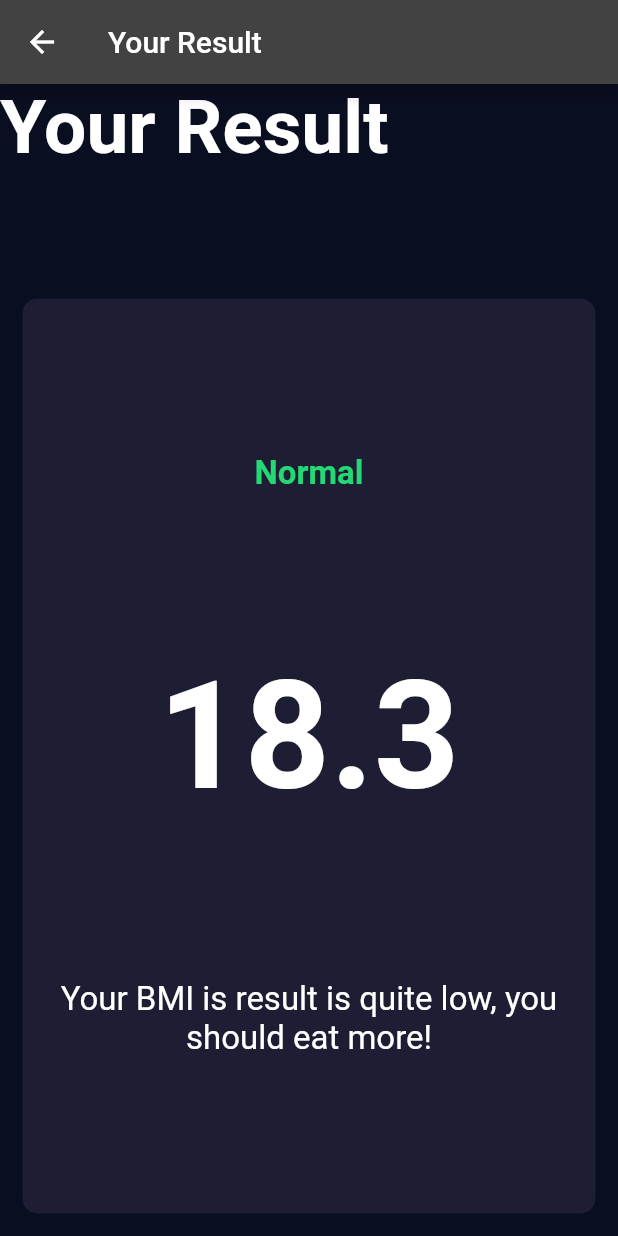
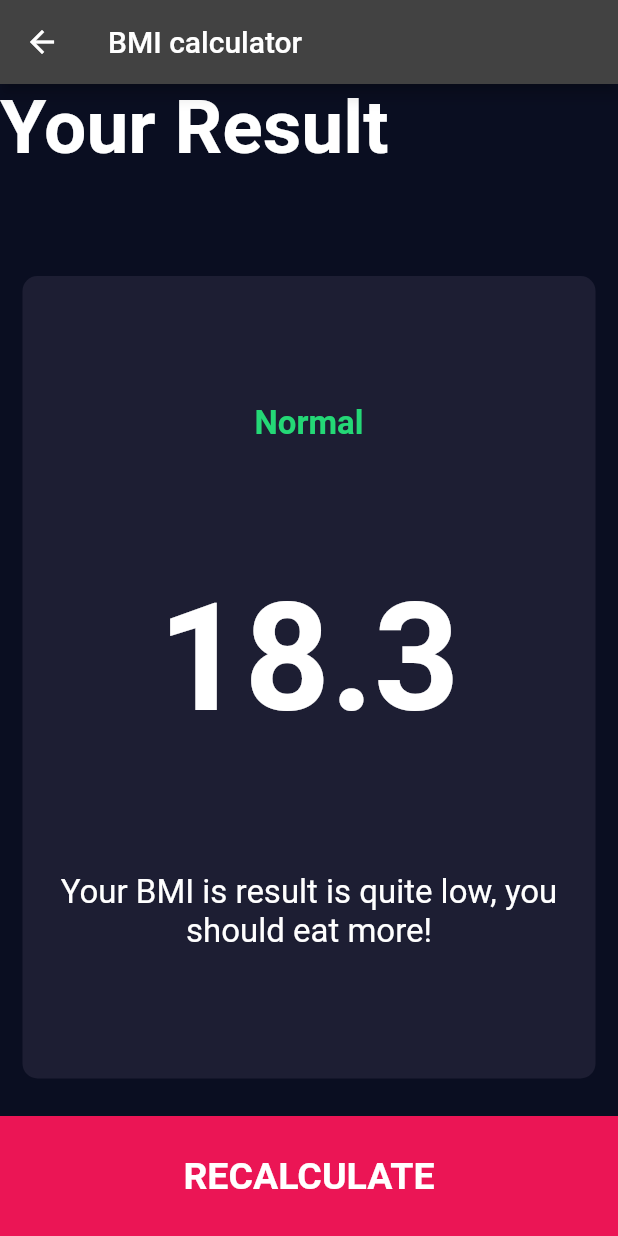
Before and after one commit to Rishikesh-278/bmicalculator, a Flutter app: the resultPage screen opened directly, on a phone screen of 412 x 824 dp. Run offline on Flutter 3.47's test engine with Material 2 defaults, Android fonts, the phone set to English and light mode, and no system bars; our stand-ins replace font_awesome_flutter.

Commit message:
Added Recalculate button to the results page

```diff
--- a/lib/screens/input_page.dart
+++ b/lib/screens/input_page.dart
@@ -6,7 +6,6 @@ import 'package:bmicalculator/components/reusable_card.dart';
 import '../components/bottom_button.dart';
 import '../components/icon_content.dart';
 import '../constants.dart';
-import 'package:bmicalculator/result.dart';
 
 
 enum Gender { male, female }
--- a/lib/screens/result.dart
+++ b/lib/screens/result.dart
@@ -1,3 +1,4 @@
+import 'package:bmicalculator/components/bottom_button.dart';
 import 'package:bmicalculator/constants.dart';
 import 'package:bmicalculator/components/reusable_card.dart';
 import 'package:flutter/material.dart';
@@ -10,7 +11,7 @@ class resultPage extends StatelessWidget {
   Widget build(BuildContext context) {
     return Scaffold(
       appBar: AppBar(
-        title: Text("Your Result"),
+        title: const Text("BMI calculator"),
       ),
       body: Column(
         mainAxisAlignment: MainAxisAlignment.spaceEvenly,
@@ -18,7 +19,7 @@ class resultPage extends StatelessWidget {
         children: <Widget>[
           Expanded(
             child: Container(
-              child: Text(
+              child: const Text(
                 "Your Result",
                 style: kTitleTextStyle,
               ),
@@ -31,7 +32,7 @@ class resultPage extends StatelessWidget {
                 CardChild: Column(
                   mainAxisAlignment: MainAxisAlignment.spaceEvenly,
                   crossAxisAlignment: CrossAxisAlignment.center,
-                  children: <Widget>[
+                  children: const <Widget>[
                     Text(
                       "Normal",
                       style: kResultTextStyle,
@@ -47,7 +48,11 @@ class resultPage extends StatelessWidget {
                     )
                   ],
                 ),
-              ))
+              ),
+          ),
+          BottomButton(onTap: (){
+            Navigator.pop(context);
+          }, buttonTitle: 'RECALCULATE')
         ],
       ),
     );
```
